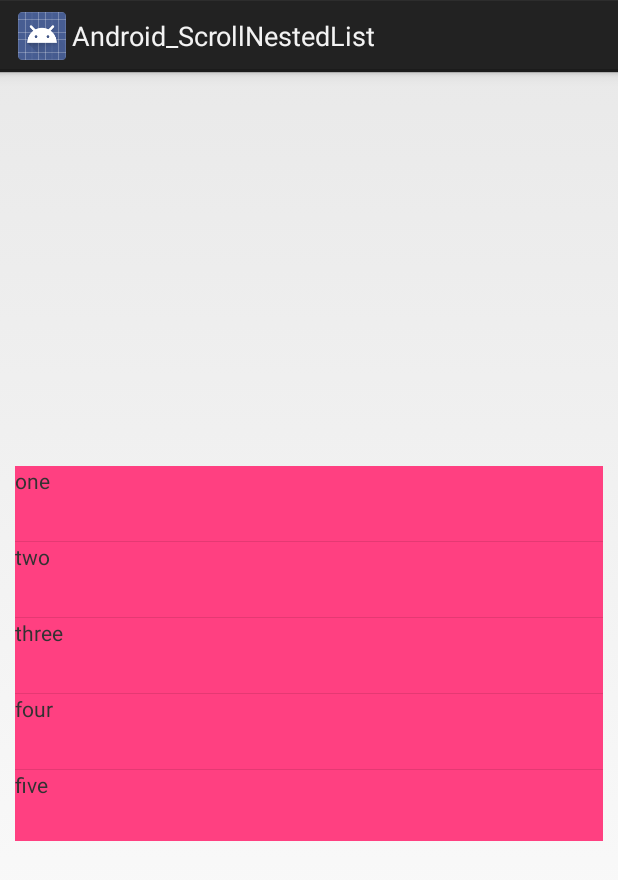
After one commit to lizhen0211/Android_ScrollNestedList, an Android app: the NestedExpandListViewActivity screen opened directly, with no data from a screen before it, on a phone screen of 412 x 824 dp. The commit adds this screen. Shown: the top 880 px of the screen. Run offline under Robolectric (Android 15) with nearby library versions, the phone set to English and light mode, and no system bars.

Commit message:
add expandablelistview

```diff
--- a/app/src/main/AndroidManifest.xml
+++ b/app/src/main/AndroidManifest.xml
@@ -15,7 +15,8 @@
                 <category android:name="android.intent.category.LAUNCHER" />
             </intent-filter>
         </activity>
-        <activity android:name=".NestedListViewActivity"></activity>
+        <activity android:name=".NestedListViewActivity" />
+        <activity android:name=".NestedExpandListViewActivity"></activity>
     </application>
 
 </manifest>
--- a/app/src/main/java/com/lz/example/android_scrollnestedlist/MainActivity.java
+++ b/app/src/main/java/com/lz/example/android_scrollnestedlist/MainActivity.java
@@ -17,4 +17,9 @@ public class MainActivity extends Activity {
         Intent intent = new Intent(MainActivity.this, NestedListViewActivity.class);
         startActivity(intent);
     }
+
+    public void onNestedExpandListView(View view) {
+        Intent intent = new Intent(MainActivity.this, NestedExpandListViewActivity.class);
+        startActivity(intent);
+    }
 }
--- /dev/null
+++ b/app/src/main/java/com/lz/example/android_scrollnestedlist/NestedExpandListViewActivity.java
@@ -0,0 +1,77 @@
+package com.lz.example.android_scrollnestedlist;
+
+import android.app.Activity;
+import android.os.Bundle;
+import android.widget.ExpandableListView;
+
+import java.util.ArrayList;
+import java.util.List;
+
+public class NestedExpandListViewActivity extends Activity {
+
+    @Override
+    protected void onCreate(Bundle savedInstanceState) {
+        super.onCreate(savedInstanceState);
+        setContentView(R.layout.activity_nested_expand_list_view);
+        ExpandableListView expandableListView = (ExpandableListView) findViewById(R.id.expandable_list_view);
+        expandableListView.setGroupIndicator(null);
+        expandableListView.setChildIndicator(null);
+        expandableListView.setScrollingCacheEnabled(false);
+        expandableListView.setDrawingCacheEnabled(false);
+
+        NestedExpandListViewAdapter expandListViewAdapter = new NestedExpandListViewAdapter(this, getData());
+        expandableListView.setAdapter(expandListViewAdapter);
+        ListUtil.setListViewHeight(expandListViewAdapter.getGroupCount()
+                , (int) getResources().getDimension(R.dimen.expand_list_item_height), expandableListView);
+    }
+
+    private List<NestedExpandListViewAdapter.DataEntry> getData() {
+        List<NestedExpandListViewAdapter.DataEntry> dataEntries = new ArrayList<>();
+        NestedExpandListViewAdapter.DataEntry dataEntry1 = new NestedExpandListViewAdapter.DataEntry();
+        List<String> childDatas1 = new ArrayList<>();
+        for (int i = 0; i < 5; i++) {
+            childDatas1.add(String.valueOf(i));
+        }
+        dataEntry1.setLable("one");
+        dataEntry1.setChildData(childDatas1);
+
+        NestedExpandListViewAdapter.DataEntry dataEntry2 = new NestedExpandListViewAdapter.DataEntry();
+        List<String> childDatas2 = new ArrayList<>();
+        for (int i = 0; i < 10; i++) {
+            childDatas2.add(String.valueOf(i));
+        }
+        dataEntry2.setLable("two");
+        dataEntry2.setChildData(childDatas2);
+
+        NestedExpandListViewAdapter.DataEntry dataEntry3 = new NestedExpandListViewAdapter.DataEntry();
+        List<String> childDatas3 = new ArrayList<>();
+        for (int i = 0; i < 20; i++) {
+            childDatas3.add(String.valueOf(i));
+        }
+        dataEntry3.setLable("three");
+        dataEntry3.setChildData(childDatas3);
+
+        NestedExpandListViewAdapter.DataEntry dataEntry4 = new NestedExpandListViewAdapter.DataEntry();
+        List<String> childDatas4 = new ArrayList<>();
+        for (int i = 0; i < 20; i++) {
+            childDatas4.add(String.valueOf(i));
+        }
+        dataEntry4.setLable("four");
+        dataEntry4.setChildData(childDatas4);
+
+        NestedExpandListViewAdapter.DataEntry dataEntry5 = new NestedExpandListViewAdapter.DataEntry();
+        List<String> childDatas5 = new ArrayList<>();
+        for (int i = 0; i < 20; i++) {
+            childDatas5.add(String.valueOf(i));
+        }
+        dataEntry5.setLable("five");
+        dataEntry5.setChildData(childDatas5);
+
+        dataEntries.add(dataEntry1);
+        dataEntries.add(dataEntry2);
+        dataEntries.add(dataEntry3);
+        dataEntries.add(dataEntry4);
+        dataEntries.add(dataEntry5);
+        return dataEntries;
+    }
+}
--- /dev/null
+++ b/app/src/main/java/com/lz/example/android_scrollnestedlist/NestedExpandListViewAdapter.java
@@ -0,0 +1,105 @@
+package com.lz.example.android_scrollnestedlist;
+
+import android.content.Context;
+import android.view.LayoutInflater;
+import android.view.View;
+import android.view.ViewGroup;
+import android.widget.BaseExpandableListAdapter;
+import android.widget.TextView;
+
+import java.util.List;
+
+/**
+ * Created by lz on 2017/4/11.
+ */
+
+public class NestedExpandListViewAdapter extends BaseExpandableListAdapter {
+
+    private LayoutInflater inflater;
+
+    private List<DataEntry> data;
+
+    public NestedExpandListViewAdapter(Context context, List<DataEntry> data) {
+        inflater = LayoutInflater.from(context);
+        this.data = data;
+    }
+
+
+    @Override
+    public int getGroupCount() {
+        return data.size();
+    }
+
+    @Override
+    public int getChildrenCount(int groupPosition) {
+        return data.get(groupPosition).getChildData().size();
+    }
+
+    @Override
+    public Object getGroup(int groupPosition) {
+        return data.get(groupPosition);
+    }
+
+    @Override
+    public Object getChild(int groupPosition, int childPosition) {
+        return data.get(groupPosition).getChildData().get(childPosition);
+    }
+
+    @Override
+    public long getGroupId(int groupPosition) {
+        return groupPosition;
+    }
+
+    @Override
+    public long getChildId(int groupPosition, int childPosition) {
+        return childPosition;
+    }
+
+    @Override
+    public boolean hasStableIds() {
+        return false;
+    }
+
+    @Override
+    public View getGroupView(int groupPosition, boolean isExpanded, View convertView, ViewGroup parent) {
+        convertView = inflater.inflate(R.layout.nested_expand_listview_group_item, parent, false);
+        TextView groupText = (TextView) convertView.findViewById(R.id.group_textview);
+        DataEntry dataEntry = data.get(groupPosition);
+        groupText.setText(dataEntry.getLable());
+        return convertView;
+    }
+
+    @Override
+    public View getChildView(int groupPosition, int childPosition, boolean isLastChild, View convertView, ViewGroup parent) {
+        convertView = inflater.inflate(R.layout.nested_expand_listview_child_item, parent, false);
+        TextView childText = (TextView) convertView.findViewById(R.id.child_textview);
+        childText.setText(data.get(groupPosition).getChildData().get(childPosition));
+        return convertView;
+    }
+
+    @Override
+    public boolean isChildSelectable(int groupPosition, int childPosition) {
+        return false;
+    }
+
+    public static class DataEntry {
+        private String lable;
+        private List<String> childData;
+
+        public List<String> getChildData() {
+            return childData;
+        }
+
+        public void setChildData(List<String> childData) {
+            this.childData = childData;
+        }
+
+        public String getLable() {
+            return lable;
+        }
+
+        public void setLable(String lable) {
+            this.lable = lable;
+        }
+    }
+}
--- /dev/null
+++ b/app/src/main/res/layout/activity_nested_expand_list_view.xml
@@ -0,0 +1,29 @@
+<?xml version="1.0" encoding="utf-8"?>
+<RelativeLayout xmlns:android="http://schemas.android.com/apk/res/android"
+    android:id="@+id/activity_nested_expand_list_view"
+    android:layout_width="match_parent"
+    android:layout_height="match_parent">
+
+    <ScrollView
+        android:id="@+id/scrollview"
+        android:layout_width="match_parent"
+        android:layout_height="250dp"
+        android:layout_centerInParent="true"
+        android:layout_marginLeft="10dp"
+        android:layout_marginRight="10dp"
+        android:background="@color/colorAccent"
+        android:orientation="vertical">
+
+        <RelativeLayout
+            android:layout_width="match_parent"
+            android:layout_height="wrap_content">
+
+            <ExpandableListView
+                android:id="@+id/expandable_list_view"
+                android:layout_width="match_parent"
+                android:layout_height="wrap_content"
+                android:layout_centerInParent="true" />
+        </RelativeLayout>
+
+    </ScrollView>
+</RelativeLayout>
--- /dev/null
+++ b/app/src/main/res/layout/nested_expand_listview_group_item.xml
@@ -0,0 +1,10 @@
+<?xml version="1.0" encoding="utf-8"?>
+<RelativeLayout xmlns:android="http://schemas.android.com/apk/res/android"
+    android:layout_width="match_parent"
+    android:layout_height="50dp">
+
+    <TextView
+        android:id="@+id/group_textview"
+        android:layout_width="match_parent"
+        android:layout_height="wrap_content" />
+</RelativeLayout>
--- a/app/src/main/res/values/dimens.xml
+++ b/app/src/main/res/values/dimens.xml
@@ -3,4 +3,5 @@
     <dimen name="activity_horizontal_margin">16dp</dimen>
     <dimen name="activity_vertical_margin">16dp</dimen>
     <dimen name="list_item_height">20dp</dimen>
+    <dimen name="expand_list_item_height">80dp</dimen>
 </resources>
```
Also changed, not shown: app/src/main/java/com/lz/example/android_scrollnestedlist/ListUtil.java (added, +20 -0 lines), app/src/main/java/com/lz/example/android_scrollnestedlist/NestedListViewActivity.java (+4 -11 lines), app/src/main/res/layout/activity_main.xml (+14 -3 lines), app/src/main/res/layout/nested_expand_listview_child_item.xml (added, +10 -0 lines).
